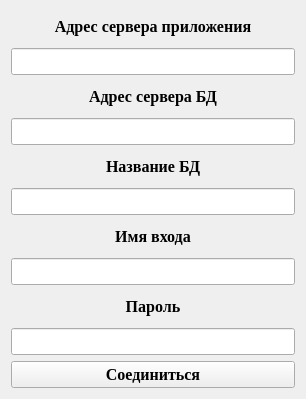
Old version of the form Client/login.ui in the repository NikitaVirachev/course-work-on-DB.
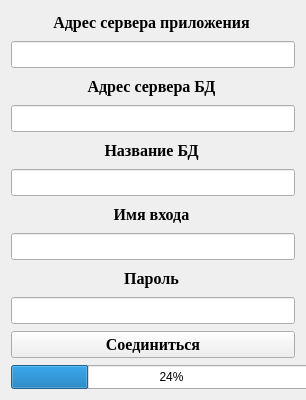
New version of the form.

Commit message: implemented progress bar

```diff
--- a/Client/login.ui
+++ b/Client/login.ui
@@ -7,15 +7,21 @@
     <x>0</x>
     <y>0</y>
     <width>306</width>
-    <height>399</height>
+    <height>400</height>
    </rect>
   </property>
   <property name="windowTitle">
    <string>Form</string>
   </property>
-  <layout class="QGridLayout" name="gridLayout">
-   <item row="0" column="0">
     <widget class="QLabel" name="label">
+   <property name="geometry">
+    <rect>
+     <x>11</x>
+     <y>11</y>
+     <width>281</width>
+     <height>23</height>
+    </rect>
+   </property>
      <property name="font">
       <font>
        <family>Times New Roman</family>
@@ -31,9 +37,15 @@
       <set>Qt::AlignCenter</set>
      </property>
     </widget>
-   </item>
-   <item row="8" column="0">
     <widget class="QLabel" name="label_5">
+   <property name="geometry">
+    <rect>
+     <x>11</x>
+     <y>267</y>
+     <width>281</width>
+     <height>23</height>
+    </rect>
+   </property>
      <property name="font">
       <font>
        <family>Times New Roman</family>
@@ -49,9 +61,15 @@
       <set>Qt::AlignCenter</set>
      </property>
     </widget>
-   </item>
-   <item row="3" column="0">
     <widget class="QLineEdit" name="lineEdit_2">
+   <property name="geometry">
+    <rect>
+     <x>11</x>
+     <y>105</y>
+     <width>284</width>
+     <height>27</height>
+    </rect>
+   </property>
      <property name="font">
       <font>
        <family>Times New Roman</family>
@@ -64,9 +82,15 @@
       <set>Qt::AlignCenter</set>
      </property>
     </widget>
-   </item>
-   <item row="10" column="0">
     <widget class="QPushButton" name="pushButton">
+   <property name="geometry">
+    <rect>
+     <x>11</x>
+     <y>331</y>
+     <width>284</width>
+     <height>27</height>
+    </rect>
+   </property>
      <property name="font">
       <font>
        <family>Times New Roman</family>
@@ -79,9 +103,15 @@
       <string>Соединиться</string>
      </property>
     </widget>
-   </item>
-   <item row="9" column="0">
     <widget class="QLineEdit" name="lineEdit_5">
+   <property name="geometry">
+    <rect>
+     <x>11</x>
+     <y>297</y>
+     <width>284</width>
+     <height>27</height>
+    </rect>
+   </property>
      <property name="font">
       <font>
        <family>Times New Roman</family>
@@ -94,9 +124,15 @@
       <set>Qt::AlignCenter</set>
      </property>
     </widget>
-   </item>
-   <item row="2" column="0">
     <widget class="QLabel" name="label_2">
+   <property name="geometry">
+    <rect>
+     <x>11</x>
+     <y>75</y>
+     <width>281</width>
+     <height>23</height>
+    </rect>
+   </property>
      <property name="font">
       <font>
        <family>Times New Roman</family>
@@ -112,9 +148,15 @@
       <set>Qt::AlignCenter</set>
      </property>
     </widget>
-   </item>
-   <item row="6" column="0">
     <widget class="QLabel" name="label_4">
+   <property name="geometry">
+    <rect>
+     <x>11</x>
+     <y>203</y>
+     <width>281</width>
+     <height>23</height>
+    </rect>
+   </property>
      <property name="font">
       <font>
        <family>Times New Roman</family>
@@ -130,9 +172,15 @@
       <set>Qt::AlignCenter</set>
      </property>
     </widget>
-   </item>
-   <item row="1" column="0">
     <widget class="QLineEdit" name="lineEdit">
+   <property name="geometry">
+    <rect>
+     <x>11</x>
+     <y>41</y>
+     <width>284</width>
+     <height>27</height>
+    </rect>
+   </property>
      <property name="font">
       <font>
        <family>Times New Roman</family>
@@ -145,9 +193,15 @@
       <set>Qt::AlignCenter</set>
      </property>
     </widget>
-   </item>
-   <item row="5" column="0">
     <widget class="QLineEdit" name="lineEdit_3">
+   <property name="geometry">
+    <rect>
+     <x>11</x>
+     <y>169</y>
+     <width>284</width>
+     <height>27</height>
+    </rect>
+   </property>
      <property name="font">
       <font>
        <family>Times New Roman</family>
@@ -160,9 +214,15 @@
       <set>Qt::AlignCenter</set>
      </property>
     </widget>
-   </item>
-   <item row="7" column="0">
     <widget class="QLineEdit" name="lineEdit_4">
+   <property name="geometry">
+    <rect>
+     <x>11</x>
+     <y>233</y>
+     <width>284</width>
+     <height>27</height>
+    </rect>
+   </property>
      <property name="font">
       <font>
        <family>Times New Roman</family>
@@ -175,9 +235,15 @@
       <set>Qt::AlignCenter</set>
      </property>
     </widget>
-   </item>
-   <item row="4" column="0">
     <widget class="QLabel" name="label_3">
+   <property name="geometry">
+    <rect>
+     <x>11</x>
+     <y>139</y>
+     <width>281</width>
+     <height>23</height>
+    </rect>
+   </property>
      <property name="font">
       <font>
        <family>Times New Roman</family>
@@ -193,8 +259,19 @@
       <set>Qt::AlignCenter</set>
      </property>
     </widget>
-   </item>
-  </layout>
+  <widget class="QProgressBar" name="progressBar">
+   <property name="geometry">
+    <rect>
+     <x>11</x>
+     <y>365</y>
+     <width>321</width>
+     <height>24</height>
+    </rect>
+   </property>
+   <property name="value">
+    <number>24</number>
+   </property>
+  </widget>
  </widget>
  <resources/>
  <connections/>
```
Lines whose indentation alone changed are shown as unchanged. The commit also changes 5 other files.
